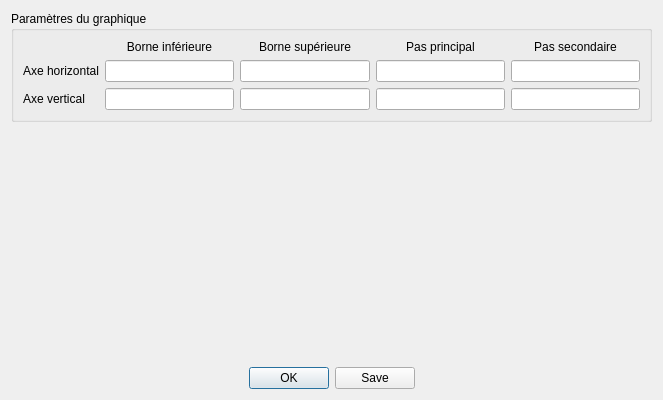
This is interfaces/FenetreGraphique.ui in lovehina13/NumerisationDeCourbes as Qt 5 draws it before an edit. The edited form follows.
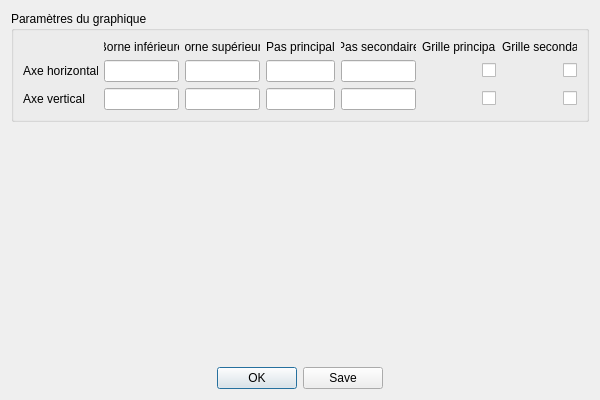
This is the edited form.

Commit message: Implémentation de la fenêtre graphique (non terminé).

Diff of the .ui file:
```diff
--- a/interfaces/FenetreGraphique.ui
+++ b/interfaces/FenetreGraphique.ui
@@ -6,7 +6,7 @@
    <rect>
     <x>0</x>
     <y>0</y>
-    <width>663</width>
+    <width>600</width>
     <height>400</height>
    </rect>
   </property>
@@ -66,6 +66,20 @@
         </property>
        </widget>
       </item>
+      <item row="0" column="5">
+       <widget class="QLabel" name="labelGrillePrincipale">
+        <property name="text">
+         <string>Grille principale</string>
+        </property>
+       </widget>
+      </item>
+      <item row="0" column="6">
+       <widget class="QLabel" name="labelGrilleSecondaire">
+        <property name="text">
+         <string>Grille secondaire</string>
+        </property>
+       </widget>
+      </item>
       <item row="1" column="0">
        <widget class="QLabel" name="labelAxeHorizontal">
         <property name="text">
@@ -85,6 +99,26 @@
       <item row="1" column="4">
        <widget class="QLineEdit" name="lineEditAxeHorizontalPasSecondaire"/>
       </item>
+      <item row="1" column="5">
+       <widget class="QCheckBox" name="checkBoxAxeHorizontalGrillePrincipale">
+        <property name="layoutDirection">
+         <enum>Qt::RightToLeft</enum>
+        </property>
+        <property name="text">
+         <string/>
+        </property>
+       </widget>
+      </item>
+      <item row="1" column="6">
+       <widget class="QCheckBox" name="checkBoxAxeHorizontalGrilleSecondaire">
+        <property name="layoutDirection">
+         <enum>Qt::RightToLeft</enum>
+        </property>
+        <property name="text">
+         <string/>
+        </property>
+       </widget>
+      </item>
       <item row="2" column="0">
        <widget class="QLabel" name="labelAxeVertical">
         <property name="text">
@@ -104,6 +138,26 @@
       <item row="2" column="4">
        <widget class="QLineEdit" name="lineEditAxeVerticalPasSecondaire"/>
       </item>
+      <item row="2" column="5">
+       <widget class="QCheckBox" name="checkBoxAxeVerticalGrillePrincipale">
+        <property name="layoutDirection">
+         <enum>Qt::RightToLeft</enum>
+        </property>
+        <property name="text">
+         <string/>
+        </property>
+       </widget>
+      </item>
+      <item row="2" column="6">
+       <widget class="QCheckBox" name="checkBoxAxeVerticalGrilleSecondaire">
+        <property name="layoutDirection">
+         <enum>Qt::RightToLeft</enum>
+        </property>
+        <property name="text">
+         <string/>
+        </property>
+       </widget>
+      </item>
      </layout>
     </widget>
    </item>
```
The commit also changes 8 other files.
